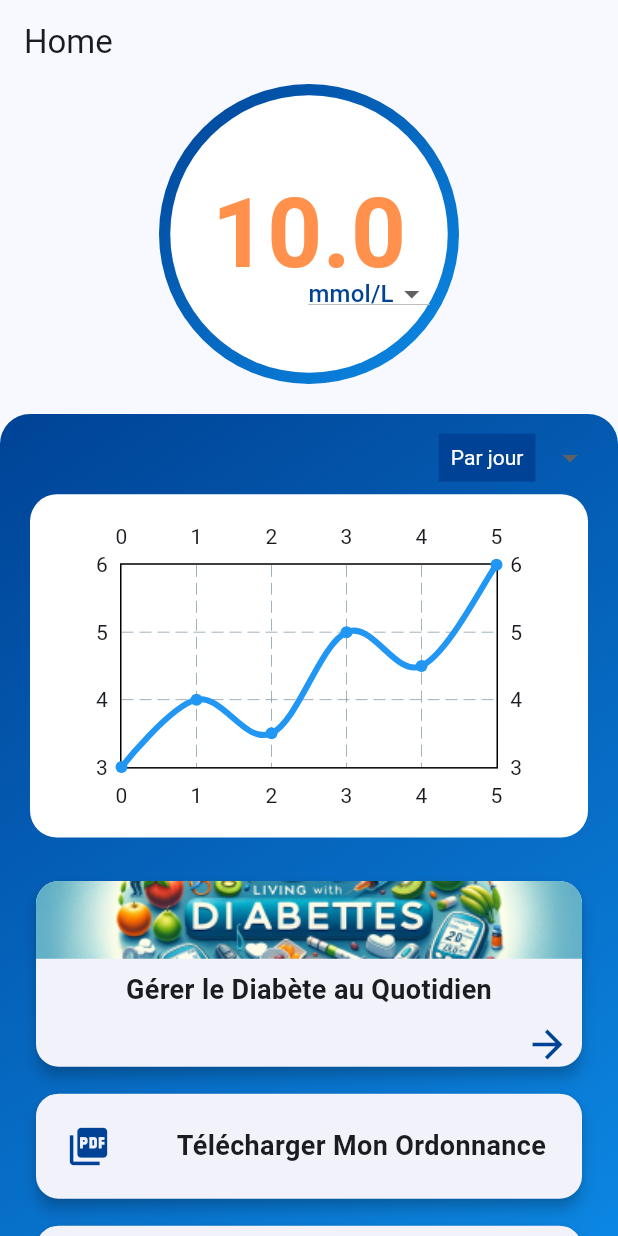
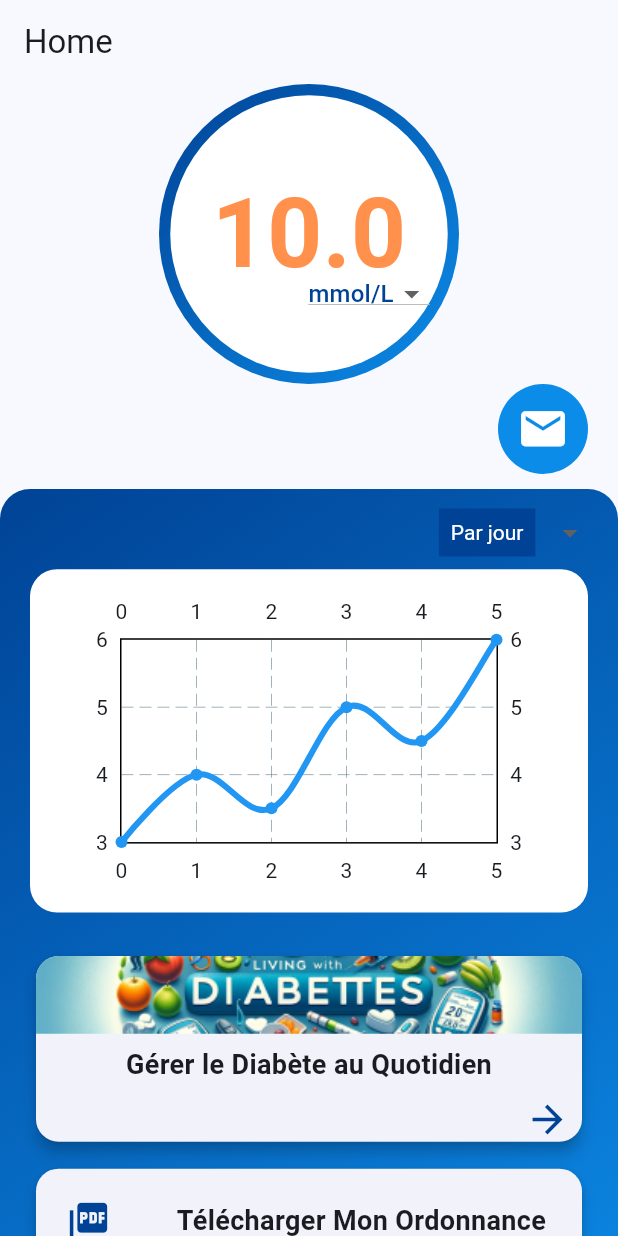
Before and after one commit to PaulDelamare/Diwe_front, a Flutter app: the screen it shows after launch, item 3 of the bottom bar chosen, on a phone screen of 412 x 824 dp. Run offline on Flutter 3.47's test engine with Material 3 defaults, Android fonts, the phone set to English and light mode, and no system bars; drawn by our look-alikes of fl_chart.

Commit message:
ajout de l'icon pour l'email, c'est cliquable pour lier à la future page Email

```diff
--- a/lib/home/home.dart
+++ b/lib/home/home.dart
@@ -36,7 +36,33 @@ class _HomePageState extends State<HomePage> {
                 });
               },
             ),
-            SizedBox(height: 20), // Espace entre les deux blocs
+
+            Row(
+              mainAxisAlignment: MainAxisAlignment.end, // Alignement vers la droite
+              children: [
+                GestureDetector(
+                  onTap: () {
+                    // Action à effectuer lorsque la partie est cliquée
+                    // Naviguer vers la page d'email
+                  },
+                  child: Padding(
+                    padding: EdgeInsets.only(right: 20), // Espacement vers la droite
+                    child: CircleAvatar(
+                      backgroundColor: Color(0xFF0C8CE9), // Couleur de fond du cercle
+                      radius: 30, // Rayon réduit du cercle
+                      child: Icon(
+                        Icons.mail, // Icône lettre
+                        color: Colors.white, // Couleur de l'icône
+                        size: 35, // Taille de l'icône réduite
+                      ),
+                    ),
+                  ),
+                ),
+              ],
+            ),
+
+
+            SizedBox(height: 10), // Espace entre l'icône et la partie fond bleu
             Container(
               decoration: BoxDecoration(
                 gradient: LinearGradient(
```
